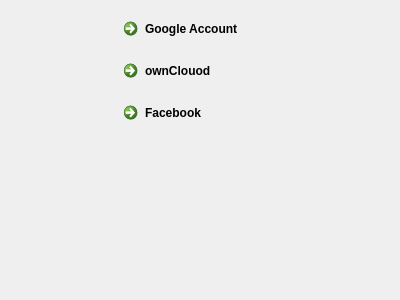
Old version of the form src/types.ui in the repository KDE/kaccounts-integration.
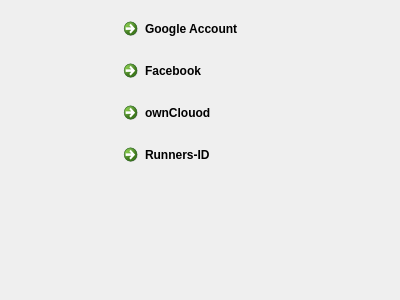
New version of the form. Icons and pictures are not drawn.

Commit message: Add RunnerId on create and webaccounts

```diff
--- a/src/types.ui
+++ b/src/types.ui
@@ -47,24 +47,6 @@
        </property>
       </widget>
      </item>
-     <item>
-      <widget class="QCommandLinkButton" name="owncloudBtn">
-       <property name="text">
-        <string>ownClouod</string>
-       </property>
-       <property name="icon">
-        <iconset theme="owncloud">
-         <normaloff/>
-        </iconset>
-       </property>
-       <property name="iconSize">
-        <size>
-         <width>32</width>
-         <height>32</height>
-        </size>
-       </property>
-      </widget>
-     </item>
      <item>
       <widget class="QCommandLinkButton" name="facebookBtn">
        <property name="text">
@@ -83,6 +65,31 @@
        </property>
       </widget>
      </item>
+     <item>
+      <widget class="QCommandLinkButton" name="owncloudBtn">
+       <property name="text">
+        <string>ownClouod</string>
+       </property>
+       <property name="icon">
+        <iconset theme="owncloud">
+         <normaloff/>
+        </iconset>
+       </property>
+       <property name="iconSize">
+        <size>
+         <width>32</width>
+         <height>32</height>
+        </size>
+       </property>
+      </widget>
+     </item>
+     <item>
+      <widget class="QCommandLinkButton" name="runnerId">
+       <property name="text">
+        <string>Runners-ID</string>
+       </property>
+      </widget>
+     </item>
      <item>
       <spacer name="verticalSpacer">
        <property name="orientation">
```
The commit also changes 4 other files.
